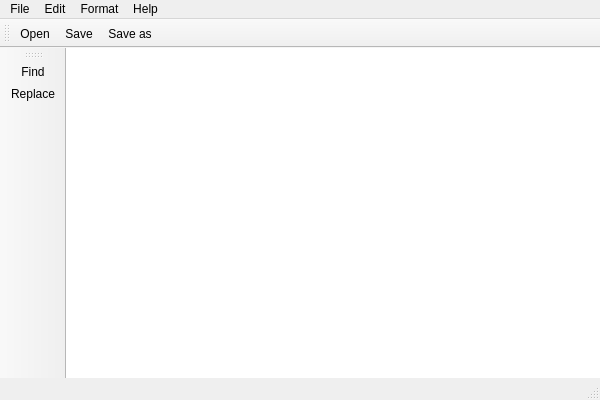
Qt form TextEditor0311/MainWindow.ui (Aleskey1988/TextEditor0311) before a commit.
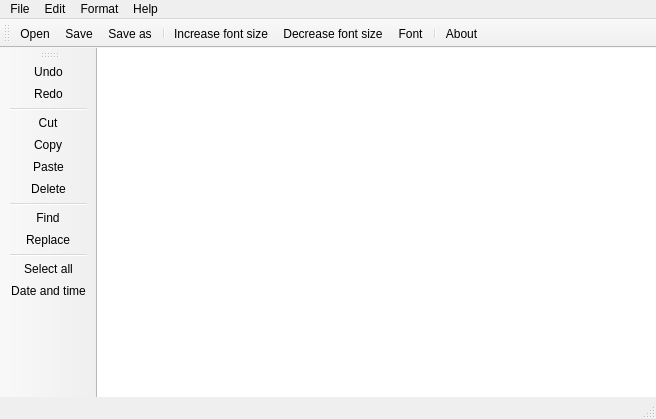
The same form after that commit. Icons and pictures are not drawn.

The edit to the form file:
```diff
--- a/TextEditor0311/MainWindow.ui
+++ b/TextEditor0311/MainWindow.ui
@@ -6,8 +6,8 @@
    <rect>
     <x>0</x>
     <y>0</y>
-    <width>600</width>
-    <height>400</height>
+    <width>656</width>
+    <height>419</height>
    </rect>
   </property>
   <property name="windowTitle">
@@ -41,7 +41,7 @@
     <rect>
      <x>0</x>
      <y>0</y>
-     <width>600</width>
+     <width>656</width>
      <height>21</height>
     </rect>
    </property>
@@ -103,6 +103,12 @@
    <addaction name="actionOpen"/>
    <addaction name="actionSave"/>
    <addaction name="actionSaveAs"/>
+   <addaction name="separator"/>
+   <addaction name="actionIncreaseFontSize"/>
+   <addaction name="actionDecreaseFontSize"/>
+   <addaction name="actionFont"/>
+   <addaction name="separator"/>
+   <addaction name="actionAbout"/>
   </widget>
   <widget class="QStatusBar" name="statusBar"/>
   <widget class="QToolBar" name="toolBar">
@@ -115,8 +121,19 @@
    <attribute name="toolBarBreak">
     <bool>false</bool>
    </attribute>
+   <addaction name="actionUndo"/>
+   <addaction name="actionRedo"/>
+   <addaction name="separator"/>
+   <addaction name="actionCut"/>
+   <addaction name="actionCopy"/>
+   <addaction name="actionPaste"/>
+   <addaction name="actionDelete"/>
+   <addaction name="separator"/>
    <addaction name="actionFind"/>
    <addaction name="actionReplace"/>
+   <addaction name="separator"/>
+   <addaction name="actionSelectAll"/>
+   <addaction name="actionDateAndTime"/>
   </widget>
   <action name="actionOpen">
    <property name="icon">
```
Left out of the diff: 102 changed lines with no effect on the pictures.
